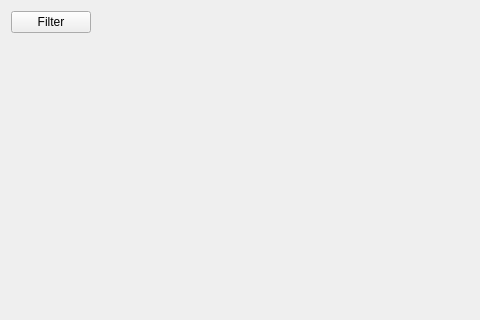
Above: databaseviewer.ui from ChessMD/ChessMD before the change; both pictures show x 0 to 480 and y 0 to 320 of the 830 by 553 pixel window. Below: the same form after it.
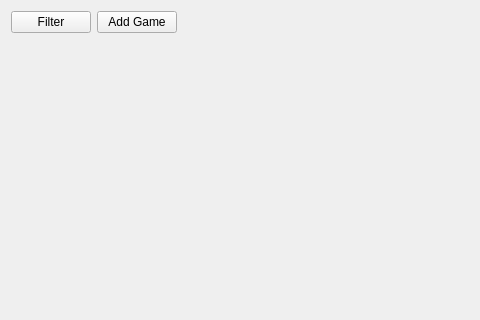
That is the form after the change.

Commit message: Implement add/remove game to database

The edit to the form file:
```diff
--- a/databaseviewer.ui
+++ b/databaseviewer.ui
@@ -26,6 +26,13 @@
        </property>
       </widget>
      </item>
+     <item>
+      <widget class="QPushButton" name="AddGameButton">
+       <property name="text">
+        <string>Add Game</string>
+       </property>
+      </widget>
+     </item>
      <item>
       <spacer name="horizontalSpacer_5">
        <property name="orientation">
```
The commit also changes 9 other files.
